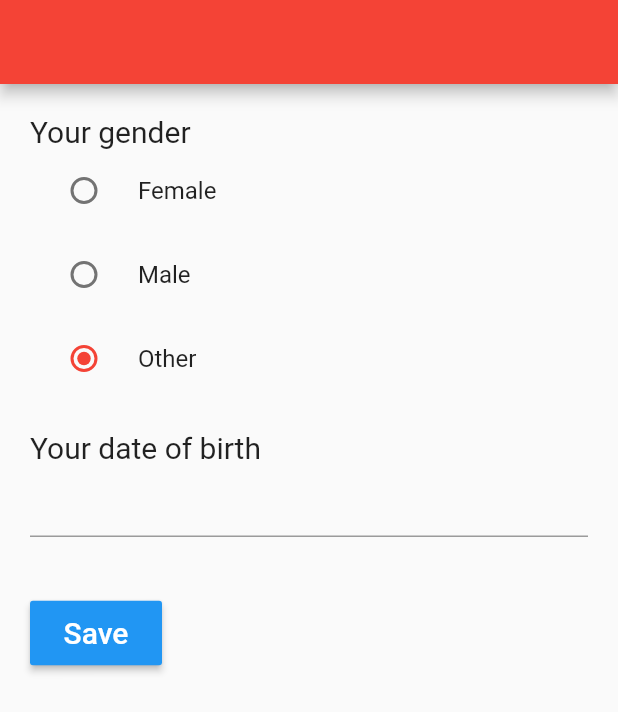
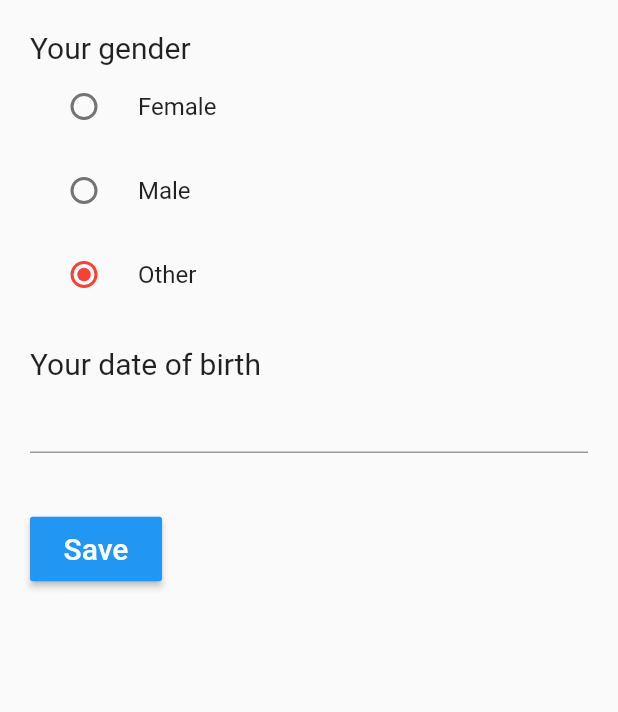
Before and after one commit to DanielBreiner/doccheck, a Flutter app: the Settings screen opened directly with empty values, on a phone screen of 412 x 824 dp. Shown: the top 712 px of the screen. Run offline on Flutter 3.47's test engine with Material 2 defaults, Android fonts, the phone set to English and light mode, and no system bars.

```diff
--- a/doccheck/lib/pages/settings.dart
+++ b/doccheck/lib/pages/settings.dart
@@ -2,10 +2,9 @@ import 'package:flutter/material.dart';
 import '../data.dart';
 
 class Settings extends StatefulWidget {
-  Settings(this.userData, {Key key, this.title}) : super(key: key);
+  Settings(this.userData, {Key key}) : super(key: key);
 
   UserData userData;
-  final String title;
 
   @override
   _SettingsState createState() => _SettingsState();
@@ -38,9 +37,6 @@ class _SettingsState extends State<Settings> {
   @override
   Widget build(BuildContext context) {
     return Scaffold(
-      appBar: AppBar(
-        title: Text(widget.title),
-      ),
       body: Container(
         padding: EdgeInsets.symmetric(vertical: 10, horizontal: 20),
         child: Column(
```
